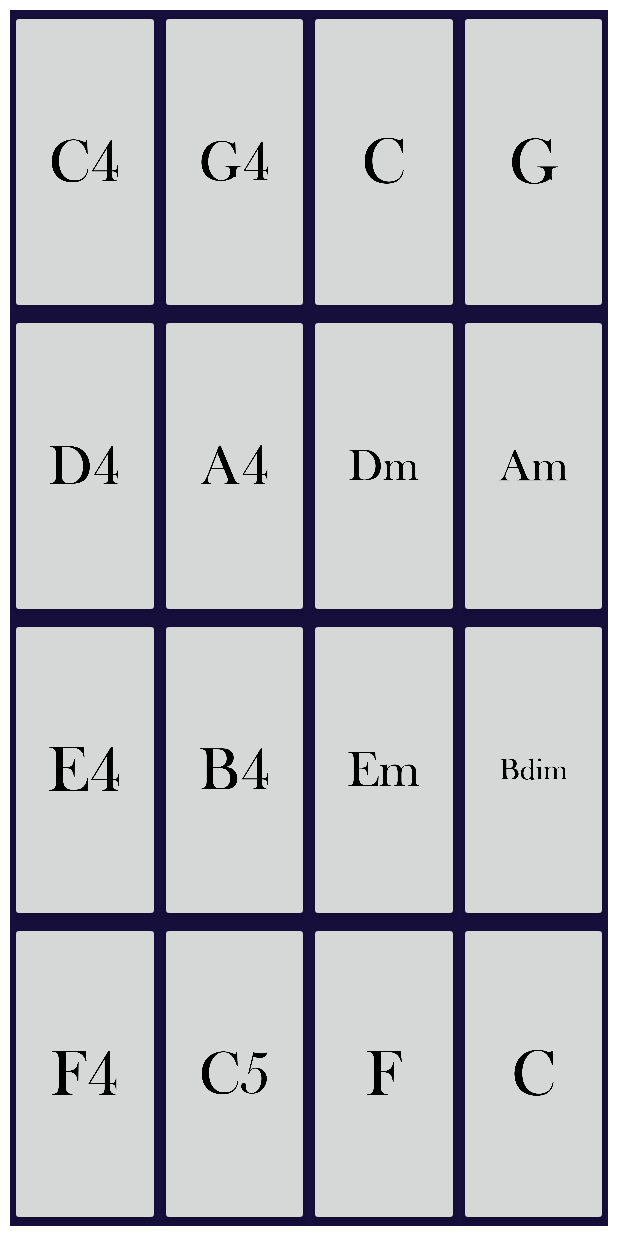
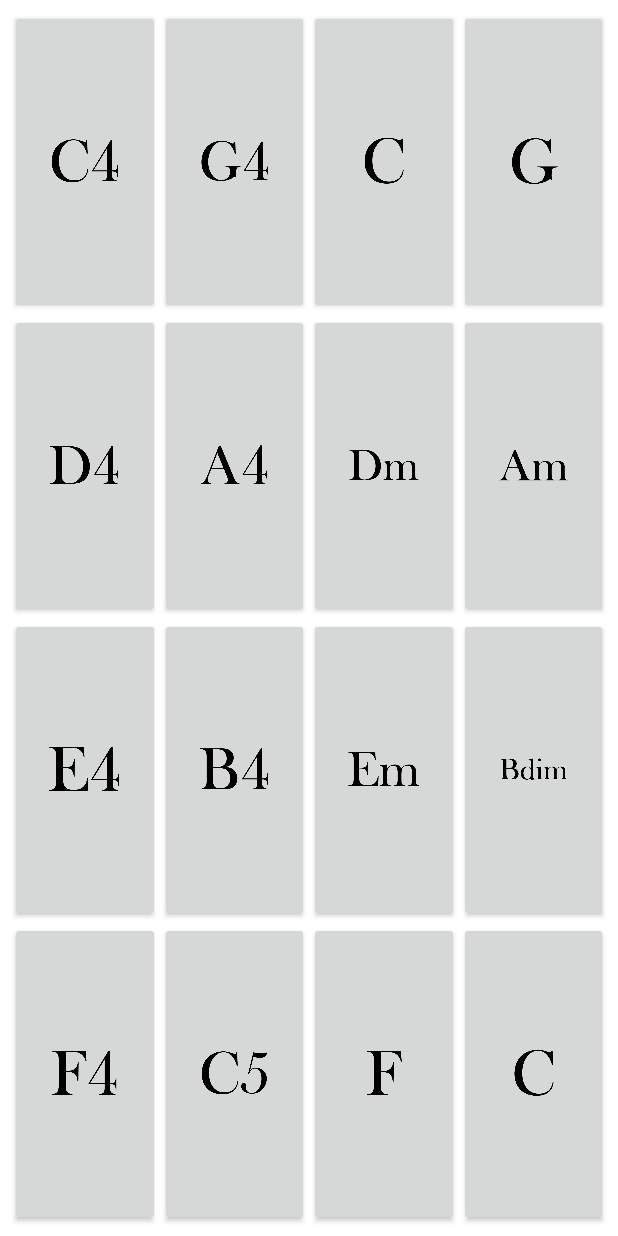
Before and after one commit to sosomeet/24_MP_Launchpad, an Android app: the layout fragment_piano.xml on its own in the app's theme, with its tools: preview values and no code run, on a phone screen of 412 x 824 dp. Run offline under Robolectric (Android 15) with nearby library versions, the phone set to English and light mode, and no system bars.

Commit message:
[이치우] piano xml 수정, 버그 고침

```diff
--- a/app/src/main/java/com/example/mp_24_launchpad/ui/piano/PianoFragment.java
+++ b/app/src/main/java/com/example/mp_24_launchpad/ui/piano/PianoFragment.java
@@ -1,8 +1,6 @@
 package com.example.mp_24_launchpad.ui.piano;
 
-import android.content.res.ColorStateList;
 import android.graphics.Color;
-import android.graphics.drawable.ColorDrawable;
 import android.graphics.drawable.Drawable;
 import android.graphics.drawable.GradientDrawable;
 import android.graphics.drawable.InsetDrawable;
@@ -11,13 +9,11 @@ import android.media.SoundPool;
 import android.os.Bundle;
 import android.os.Handler;
 import android.os.Looper;
-import android.util.Log;
 import android.view.LayoutInflater;
 import android.view.View;
 import android.view.ViewGroup;
 import android.widget.GridLayout;
 import android.widget.ImageView;
-import android.widget.TextView;
 import android.widget.Toast;
 
 import androidx.annotation.NonNull;
@@ -57,11 +53,9 @@ public class PianoFragment extends Fragment {
                 piano_btn_arr[i][j] = root.findViewById(resId);
                 piano_btn_arr[i][j].setBackground(originalBackground);
 
-                String iconId = "guitar_" + i + j + "_icon";
+                String iconId = "piano_" + i + j + "_icon";
                 int resId2 = getResources().getIdentifier(iconId, "id", getContext().getPackageName());
                 piano_icon_arr[i][j] = root.findViewById(resId2);
-                Toast.makeText(getContext(), "whyrano111", Toast.LENGTH_SHORT).show();
-
             }
         }
 
--- a/app/src/main/res/layout/fragment_piano.xml
+++ b/app/src/main/res/layout/fragment_piano.xml
@@ -15,14 +15,14 @@
         android:rowCount="4">
 
         <FrameLayout
-            android:id="@+id/piano_00_icon"
             android:layout_width="0dp"
             android:layout_height="0dp"
             android:layout_rowWeight="1"
             android:layout_columnWeight="1"
-            android:background="@color/darkblack">
+            android:background="#00000000">
 
             <ImageView
+                android:id="@+id/piano_00_icon"
                 android:layout_width="50dp"
                 android:layout_height="50dp"
                 android:layout_gravity="center"
@@ -42,14 +42,14 @@
         </FrameLayout>
 
         <FrameLayout
-            android:id="@+id/piano_01_icon"
             android:layout_width="0dp"
             android:layout_height="0dp"
             android:layout_rowWeight="1"
             android:layout_columnWeight="1"
-            android:background="@color/darkblack">
+            android:background="#00000000">
 
             <ImageView
+                android:id="@+id/piano_01_icon"
                 android:layout_width="50dp"
                 android:layout_height="50dp"
                 android:layout_gravity="center"
@@ -68,14 +68,14 @@
         </FrameLayout>
 
         <FrameLayout
-            android:id="@+id/piano_02_icon"
             android:layout_width="0dp"
             android:layout_height="0dp"
             android:layout_rowWeight="1"
             android:layout_columnWeight="1"
-            android:background="@color/darkblack">
+            android:background="#00000000">
 
             <ImageView
+                android:id="@+id/piano_02_icon"
                 android:layout_width="50dp"
                 android:layout_height="50dp"
                 android:layout_gravity="center"
@@ -94,14 +94,14 @@
         </FrameLayout>
 
         <FrameLayout
-            android:id="@+id/piano_03_icon"
             android:layout_width="0dp"
             android:layout_height="0dp"
             android:layout_rowWeight="1"
             android:layout_columnWeight="1"
-            android:background="@color/darkblack">
+            android:background="#00000000">
 
             <ImageView
+                android:id="@+id/piano_03_icon"
                 android:layout_width="50dp"
                 android:layout_height="50dp"
                 android:layout_gravity="center"
@@ -120,14 +120,14 @@
         </FrameLayout>
 
         <FrameLayout
-            android:id="@+id/piano_10_icon"
             android:layout_width="0dp"
             android:layout_height="0dp"
             android:layout_rowWeight="1"
             android:layout_columnWeight="1"
-            android:background="@color/darkblack">
+            android:background="#00000000">
 
             <ImageView
+                android:id="@+id/piano_10_icon"
                 android:layout_width="50dp"
                 android:layout_height="50dp"
                 android:layout_gravity="center"
@@ -146,14 +146,14 @@
         </FrameLayout>
 
         <FrameLayout
-            android:id="@+id/piano_11_icon"
             android:layout_width="0dp"
             android:layout_height="0dp"
             android:layout_rowWeight="1"
             android:layout_columnWeight="1"
-            android:background="@color/darkblack">
+            android:background="#00000000">
 
             <ImageView
+                android:id="@+id/piano_11_icon"
                 android:layout_width="50dp"
                 android:layout_height="50dp"
                 android:layout_gravity="center"
@@ -172,14 +172,14 @@
         </FrameLayout>
 
         <FrameLayout
-            android:id="@+id/piano_12_icon"
             android:layout_width="0dp"
             android:layout_height="0dp"
             android:layout_rowWeight="1"
             android:layout_columnWeight="1"
-            android:background="@color/darkblack">
+            android:background="#00000000">
 
             <ImageView
+                android:id="@+id/piano_12_icon"
                 android:layout_width="50dp"
                 android:layout_height="50dp"
                 android:layout_gravity="center"
@@ -198,14 +198,14 @@
         </FrameLayout>
 
         <FrameLayout
-            android:id="@+id/piano_13_icon"
             android:layout_width="0dp"
             android:layout_height="0dp"
             android:layout_rowWeight="1"
             android:layout_columnWeight="1"
-            android:background="@color/darkblack">
+            android:background="#00000000">
 
             <ImageView
+                android:id="@+id/piano_13_icon"
                 android:layout_width="50dp"
                 android:layout_height="50dp"
                 android:layout_gravity="center"
@@ -224,14 +224,14 @@
         </FrameLayout>
 
         <FrameLayout
-            android:id="@+id/piano_20_icon"
             android:layout_width="0dp"
             android:layout_height="0dp"
             android:layout_rowWeight="1"
             android:layout_columnWeight="1"
-            android:background="@color/darkblack">
+            android:background="#00000000">
 
             <ImageView
+                android:id="@+id/piano_20_icon"
                 android:layout_width="50dp"
                 android:layout_height="50dp"
                 android:layout_gravity="center"
@@ -250,14 +250,14 @@
         </FrameLayout>
 
         <FrameLayout
-            android:id="@+id/piano_21_icon"
             android:layout_width="0dp"
             android:layout_height="0dp"
             android:layout_rowWeight="1"
             android:layout_columnWeight="1"
-            android:background="@color/darkblack">
+            android:background="#00000000">
 
             <ImageView
+                android:id="@+id/piano_21_icon"
                 android:layout_width="50dp"
                 android:layout_height="50dp"
                 android:layout_gravity="center"
@@ -276,14 +276,14 @@
         </FrameLayout>
 
         <FrameLayout
-            android:id="@+id/piano_22_icon"
             android:layout_width="0dp"
             android:layout_height="0dp"
             android:layout_rowWeight="1"
             android:layout_columnWeight="1"
-            android:background="@color/darkblack">
+            android:background="#00000000">
 
             <ImageView
+                android:id="@+id/piano_22_icon"
                 android:layout_width="50dp"
                 android:layout_height="50dp"
                 android:layout_gravity="center"
@@ -302,14 +302,14 @@
         </FrameLayout>
 
         <FrameLayout
-            android:id="@+id/piano_23_icon"
             android:layout_width="0dp"
             android:layout_height="0dp"
             android:layout_rowWeight="1"
             android:layout_columnWeight="1"
-            android:background="@color/darkblack">
+            android:background="#00000000">
 
             <ImageView
+                android:id="@+id/piano_23_icon"
                 android:layout_width="50dp"
                 android:layout_height="50dp"
                 android:layout_gravity="center"
@@ -328,14 +328,14 @@
         </FrameLayout>
 
         <FrameLayout
-            android:id="@+id/piano_30_icon"
             android:layout_width="0dp"
             android:layout_height="0dp"
             android:layout_rowWeight="1"
             android:layout_columnWeight="1"
-            android:background="@color/darkblack">
+            android:background="#00000000">
 
             <ImageView
+                android:id="@+id/piano_30_icon"
                 android:layout_width="50dp"
                 android:layout_height="50dp"
                 android:layout_gravity="center"
@@ -354,14 +354,14 @@
         </FrameLayout>
 
         <FrameLayout
-            android:id="@+id/piano_31_icon"
             android:layout_width="0dp"
             android:layout_height="0dp"
             android:layout_rowWeight="1"
             android:layout_columnWeight="1"
-            android:background="@color/darkblack">
+            android:background="#00000000">
 
             <ImageView
+                android:id="@+id/piano_31_icon"
                 android:layout_width="50dp"
                 android:layout_height="50dp"
                 android:layout_gravity="center"
@@ -380,14 +380,14 @@
         </FrameLayout>
 
         <FrameLayout
-            android:id="@+id/piano_32_icon"
             android:layout_width="0dp"
             android:layout_height="0dp"
             android:layout_rowWeight="1"
             android:layout_columnWeight="1"
-            android:background="@color/darkblack">
+            android:background="#00000000">
 
             <ImageView
+                android:id="@+id/piano_32_icon"
                 android:layout_width="50dp"
                 android:layout_height="50dp"
                 android:layout_gravity="center"
@@ -406,14 +406,14 @@
         </FrameLayout>
 
         <FrameLayout
-            android:id="@+id/piano_33_icon"
             android:layout_width="0dp"
             android:layout_height="0dp"
             android:layout_rowWeight="1"
             android:layout_columnWeight="1"
-            android:background="@color/darkblack">
+            android:background="#00000000">
 
             <ImageView
+                android:id="@+id/piano_33_icon"
                 android:layout_width="50dp"
                 android:layout_height="50dp"
                 android:layout_gravity="center"
```
